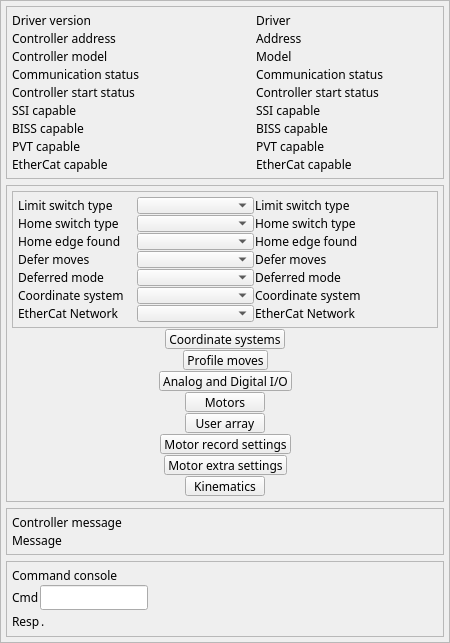
Old version of the form GalilSup/op/ui/galil_dmc_ctrl.ui in the repository motorapp/Galil.
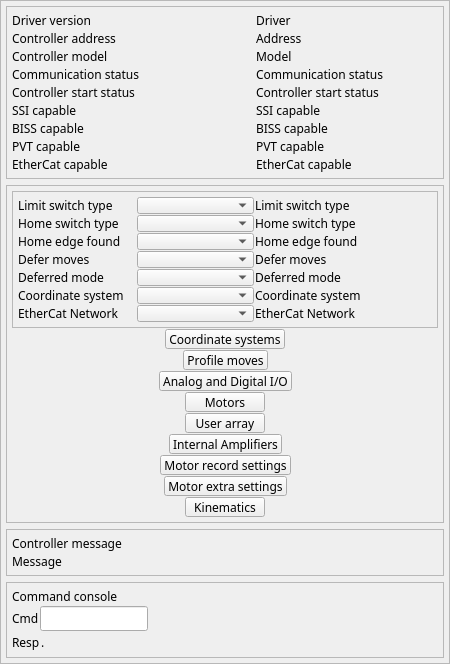
New version of the form. Custom widgets are drawn as their Qt base class.

Patch:
```diff
--- a/GalilSup/op/ui/galil_dmc_ctrl.ui
+++ b/GalilSup/op/ui/galil_dmc_ctrl.ui
@@ -7,7 +7,7 @@
     <x>0</x>
     <y>0</y>
     <width>450</width>
-    <height>630</height>
+    <height>653</height>
    </rect>
   </property>
   <property name="sizePolicy">
@@ -1587,6 +1587,82 @@
         </item>
        </layout>
       </item>
+      <item>
+       <layout class="QHBoxLayout" name="horizontalLayout_28">
+        <item>
+         <spacer name="horizontalSpacer_21">
+          <property name="orientation">
+           <enum>Qt::Horizontal</enum>
+          </property>
+          <property name="sizeHint" stdset="0">
+           <size>
+            <width>40</width>
+            <height>20</height>
+           </size>
+          </property>
+         </spacer>
+        </item>
+        <item>
+         <widget class="QEPushButton" name="qepushbutton_12">
+          <property name="sizePolicy">
+           <sizepolicy hsizetype="Minimum" vsizetype="Expanding">
+            <horstretch>0</horstretch>
+            <verstretch>0</verstretch>
+           </sizepolicy>
+          </property>
+          <property name="minimumSize">
+           <size>
+            <width>0</width>
+            <height>1</height>
+           </size>
+          </property>
+          <property name="font">
+           <font>
+            <family>Abyssinica SIL</family>
+            <pointsize>9</pointsize>
+           </font>
+          </property>
+          <property name="text">
+           <string>Internal Amplifiers</string>
+          </property>
+          <property name="variable" stdset="0">
+           <string/>
+          </property>
+          <property name="guiFile" stdset="0">
+           <string>galil_amp8.ui</string>
+          </property>
+          <property name="prioritySubstitutions">
+           <string/>
+          </property>
+          <property name="creationOption">
+           <enum>QE::NewWindow</enum>
+          </property>
+          <property name="variableAsToolTip">
+           <bool>false</bool>
+          </property>
+          <property name="userLevelVisibility">
+           <enum>QE::User</enum>
+          </property>
+          <property name="userLevelEnabled">
+           <enum>QE::Engineer</enum>
+          </property>
+         </widget>
+        </item>
+        <item>
+         <spacer name="horizontalSpacer_22">
+          <property name="orientation">
+           <enum>Qt::Horizontal</enum>
+          </property>
+          <property name="sizeHint" stdset="0">
+           <size>
+            <width>40</width>
+            <height>20</height>
+           </size>
+          </property>
+         </spacer>
+        </item>
+       </layout>
+      </item>
       <item>
        <layout class="QHBoxLayout" name="horizontalLayout_14">
         <item>
```
